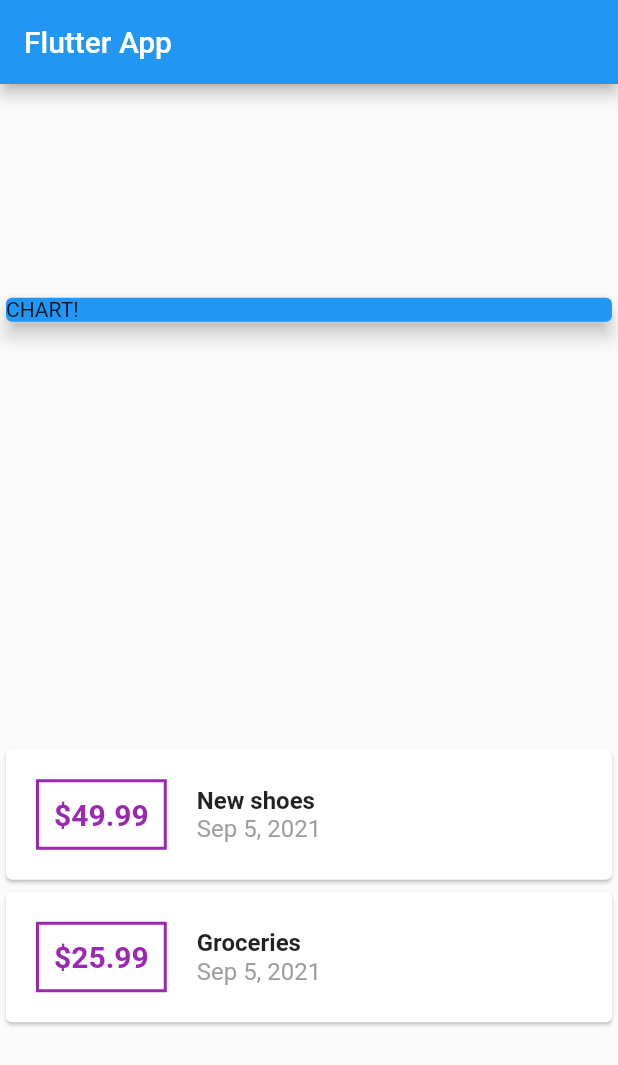
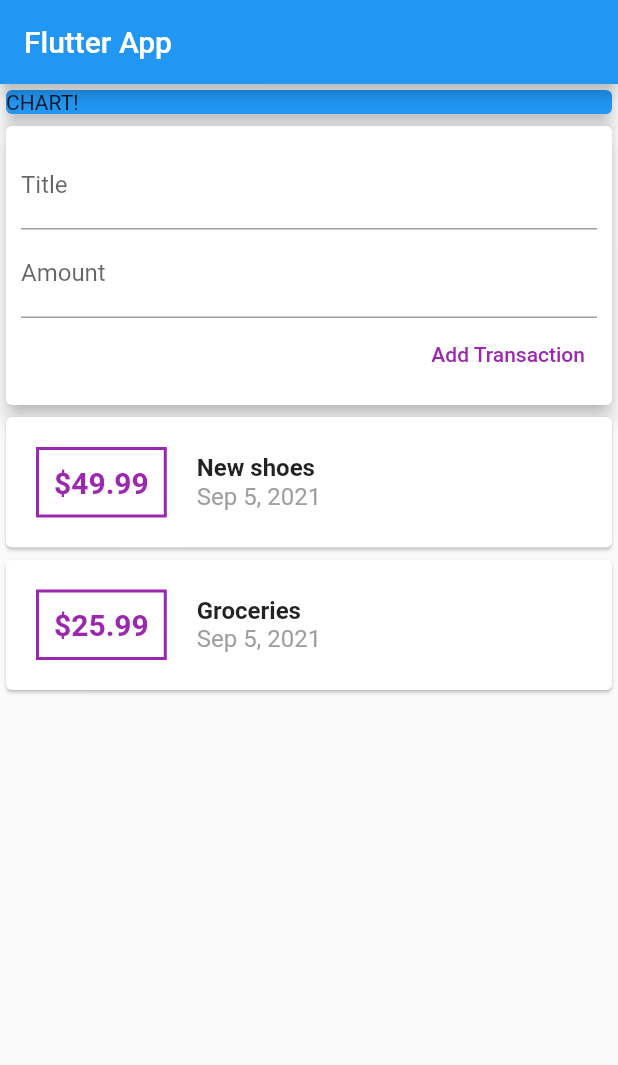
Before and after one commit to samawi/flutter_complete_guide_2, a Flutter app: the screen it shows after launch, on a phone screen of 412 x 824 dp. Shown: the top 1065 px of the screen. Run offline on Flutter 3.47's test engine with Material 2 defaults, Android fonts, the phone set to English and light mode, and no system bars.

Commit message:
final stateless design

```diff
--- a/lib/main.dart
+++ b/lib/main.dart
@@ -30,6 +30,9 @@ class MyHomePage extends StatelessWidget {
     ),
   ];
 
+  final inputTitleController = TextEditingController();
+  final inputPriceController = TextEditingController();
+
   @override
   Widget build(BuildContext context) {
     return Scaffold(
@@ -37,7 +40,7 @@ class MyHomePage extends StatelessWidget {
         title: Text('Flutter App'),
       ),
       body: Column(
-        mainAxisAlignment: MainAxisAlignment.spaceAround,
+        mainAxisAlignment: MainAxisAlignment.start,
         crossAxisAlignment: CrossAxisAlignment.start,
         children: <Widget>[
           Container(
@@ -46,6 +49,43 @@ class MyHomePage extends StatelessWidget {
               color: Colors.blue,
               child: Text('CHART!'),
               elevation: 5,
+            ),
+          ),
+          Card(
+            elevation: 5,
+            child: Container(
+              padding: EdgeInsets.all(10),
+              child: Column(
+                crossAxisAlignment: CrossAxisAlignment.end,
+                children: [
+                  TextField(
+                    controller: inputTitleController,
+                    decoration: InputDecoration(
+                      labelText: 'Title',
+                    ),
+                  ),
+                  TextField(
+                    controller: inputPriceController,
+                    decoration: InputDecoration(
+                      labelText: 'Amount',
+                    ),
+                  ),
+                  TextButton(
+                    style: ButtonStyle(
+                      foregroundColor: MaterialStateProperty.all(
+                        Colors.purple,
+                      ),
+                    ),
+                    onPressed: () {
+                      print(inputTitleController.text);
+                      print(inputPriceController.text);
+                    },
+                    child: Text(
+                      'Add Transaction',
+                    ),
+                  )
+                ],
+              ),
             ),
           ),
           Column(
```
